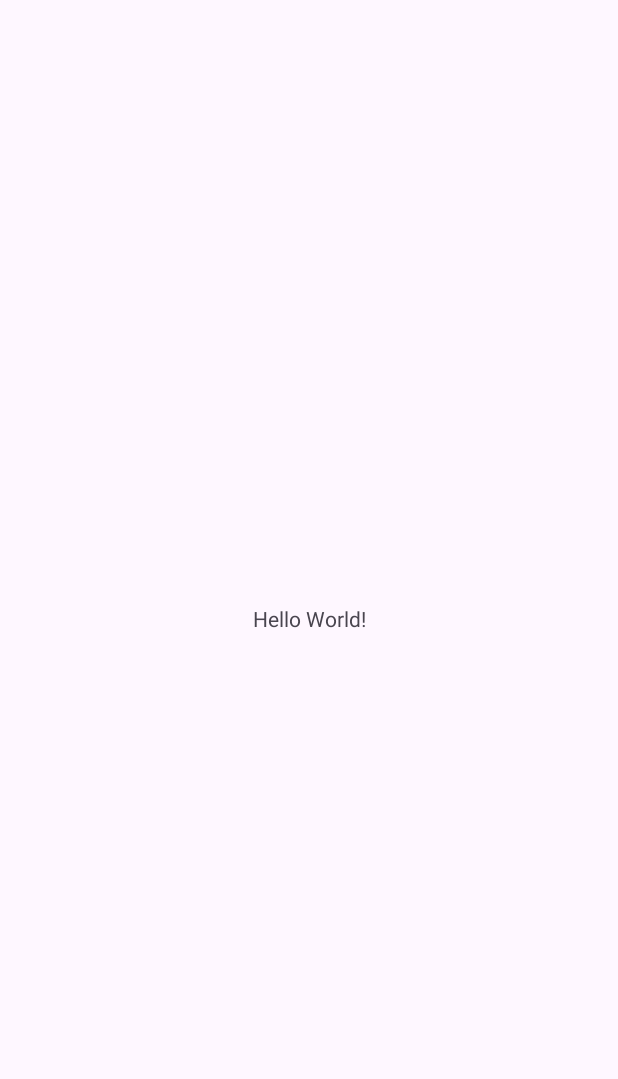
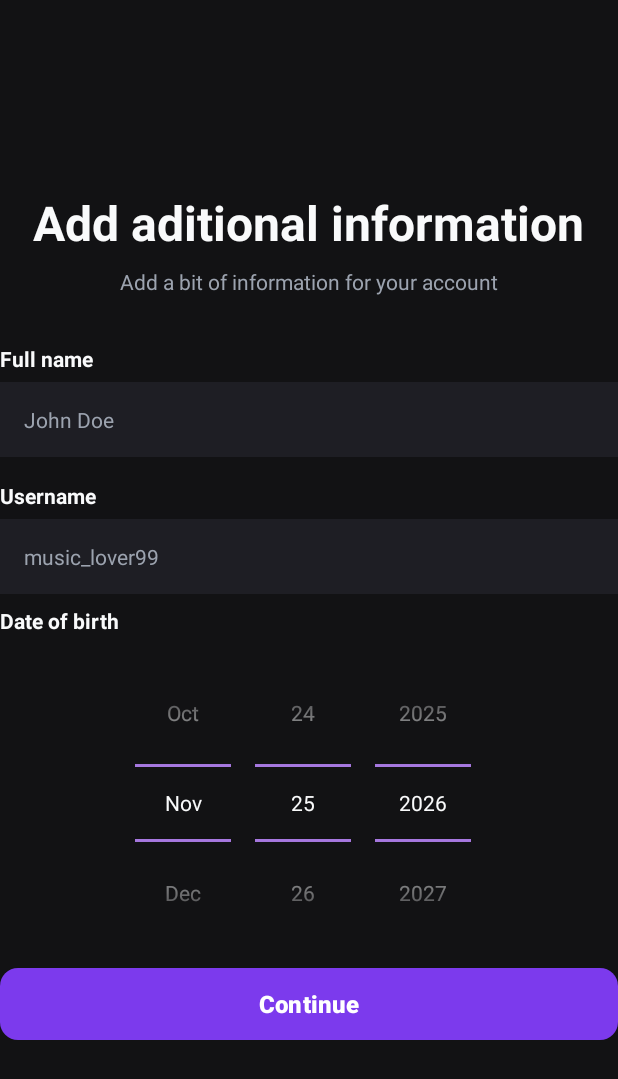
Before and after one commit to ZivL1/yudBetFinalProject, an Android app: the screen it shows after launch once a user with an empty profile is signed in (MainActivity before the commit, UserAuthNextActivity after it), on a phone screen of 412 x 824 dp. Before the commit the part shown is almost empty. Shown: the top 1079 px of the screen. Run offline under Robolectric (Android 15) with nearby library versions, the phone set to English and light mode, and no system bars; our stand-ins replace Firebase (no records; nobody signed in at launch, a user with empty details on screens opened directly).

Commit message:
finished user registration. base setup for band registration

```diff
--- a/app/src/main/java/com/katza/yudbetfinalproject/MainActivity.java
+++ b/app/src/main/java/com/katza/yudbetfinalproject/MainActivity.java
@@ -2,18 +2,29 @@ package com.katza.yudbetfinalproject;
 
 import android.content.Intent;
 import android.os.Bundle;
+import android.view.View;
+import android.widget.Button;
+import android.widget.Toast;
 
 import androidx.activity.EdgeToEdge;
+import androidx.annotation.NonNull;
 import androidx.appcompat.app.AppCompatActivity;
 import androidx.core.graphics.Insets;
 import androidx.core.view.ViewCompat;
 import androidx.core.view.WindowInsetsCompat;
 
+import com.google.android.gms.tasks.OnFailureListener;
+import com.google.android.gms.tasks.OnSuccessListener;
 import com.google.firebase.auth.FirebaseAuth;
 import com.google.firebase.auth.FirebaseUser;
+import com.google.firebase.firestore.DocumentSnapshot;
+import com.google.firebase.firestore.FirebaseFirestore;
 
 public class MainActivity extends AppCompatActivity {
     private FirebaseAuth mAuth = FirebaseAuth.getInstance();
+    private FirebaseFirestore db = FirebaseFirestore.getInstance();;
+    String USER_COLLECTION_NAME = "users";
+    Button logout;
 
     @Override
     protected void onCreate(Bundle savedInstanceState) {
@@ -25,6 +36,22 @@ public class MainActivity extends AppCompatActivity {
             v.setPadding(systemBars.left, systemBars.top, systemBars.right, systemBars.bottom);
             return insets;
         });
+
+        logout = findViewById(R.id.btnLogOut);
+        logout.setOnClickListener(new View.OnClickListener() {
+            @Override
+            public void onClick(View view) {
+                mAuth.signOut();
+                startActivity(new Intent(MainActivity.this, UserAuthActivity.class));
+                finish();
+            }
+        });
+
+    }
+
+    @Override
+    protected void onStart() {
+        super.onStart();
         checkRegister();
 
     }
@@ -37,5 +64,25 @@ public class MainActivity extends AppCompatActivity {
             finish();
             return;
         }
+        String uid = currentUser.getUid();
+        db.collection(USER_COLLECTION_NAME) // or "users"
+                .document(uid)
+                .get()
+                .addOnSuccessListener(new OnSuccessListener<DocumentSnapshot>() {
+                    @Override
+                    public void onSuccess(DocumentSnapshot documentSnapshot) {
+                        if (!documentSnapshot.exists()) {
+                            startActivity(new Intent(MainActivity.this, UserAuthNextActivity.class));
+                            finish();
+                        }
+                    }
+                })
+                .addOnFailureListener(new OnFailureListener() {
+                    @Override
+                    public void onFailure(@NonNull Exception e) {
+                        Toast.makeText(MainActivity.this, "(Failed to check user data", Toast.LENGTH_SHORT).show();
+                    }
+                });
+
     }
 }
--- /dev/null
+++ b/app/src/main/java/com/katza/yudbetfinalproject/UserAuthNextActivity.java
@@ -0,0 +1,99 @@
+package com.katza.yudbetfinalproject;
+
+import android.content.Intent;
+import android.os.Bundle;
+import android.view.View;
+import android.widget.Button;
+import android.widget.DatePicker;
+import android.widget.EditText;
+import android.widget.Toast;
+
+import androidx.activity.EdgeToEdge;
+import androidx.annotation.NonNull;
+import androidx.appcompat.app.AppCompatActivity;
+import androidx.core.graphics.Insets;
+import androidx.core.view.ViewCompat;
+import androidx.core.view.WindowInsetsCompat;
+
+import com.google.android.gms.tasks.OnFailureListener;
+import com.google.android.gms.tasks.OnSuccessListener;
+import com.google.firebase.auth.FirebaseAuth;
+import com.google.firebase.auth.FirebaseUser;
+import com.google.firebase.firestore.FirebaseFirestore;
+
+import java.util.HashMap;
+import java.util.Map;
+import java.util.Objects;
+
+public class UserAuthNextActivity extends AppCompatActivity {
+
+    Button btnFinishUserAuth;
+    EditText etUsername, etFullName;
+    DatePicker dpBirthDate;
+    private FirebaseFirestore db;
+    private FirebaseAuth mAuth;
+
+    String USER_COLLECTION_NAME = "users";
+
+    @Override
+    protected void onCreate(Bundle savedInstanceState) {
+        super.onCreate(savedInstanceState);
+        EdgeToEdge.enable(this);
+        setContentView(R.layout.activity_user_auth_next);
+        ViewCompat.setOnApplyWindowInsetsListener(findViewById(R.id.main), (v, insets) -> {
+            Insets systemBars = insets.getInsets(WindowInsetsCompat.Type.systemBars());
+            v.setPadding(systemBars.left, systemBars.top, systemBars.right, systemBars.bottom);
+            return insets;
+        });
+    btnFinishUserAuth = findViewById(R.id.btnFinishUserAuth);
+    etUsername = findViewById(R.id.etUsername);
+    etFullName = findViewById(R.id.etFullName);
+    dpBirthDate = findViewById(R.id.dpBirthDate);
+    db = FirebaseFirestore.getInstance();
+    mAuth = FirebaseAuth.getInstance();
+
+    btnFinishUserAuth.setOnClickListener(new View.OnClickListener() {
+        @Override
+        public void onClick(View view) {
+            String username = etUsername.getText().toString();
+            String fullname = etFullName.getText().toString();
+            int birthday = dpBirthDate.getDayOfMonth();
+            int birthmonth = dpBirthDate.getMonth();
+            int birthyear = dpBirthDate.getYear();
+            if(username.isEmpty()||fullname.isEmpty()){
+
+                return;
+            }
+            Map<String, Object> userMap = new HashMap<>();
+            userMap.put("username", username);
+            userMap.put("fullname", fullname);
+            userMap.put("birthday", birthday);
+            userMap.put("birthmonth",birthmonth);
+            userMap.put("birthyear",birthyear);
+            boolean isBand = false;
+            userMap.put("isBand",isBand);
+            FirebaseUser current = mAuth.getCurrentUser();
+            if(current!=null){
+                String uid = current.getUid();
+                db.collection(USER_COLLECTION_NAME).document(uid).set(userMap).addOnSuccessListener(new OnSuccessListener<Void>() {
+                    @Override
+                    public void onSuccess(Void unused) {
+                        Toast.makeText(UserAuthNextActivity.this, "Account created successfully", Toast.LENGTH_SHORT).show();
+                        startActivity(new Intent(UserAuthNextActivity.this, MainActivity.class));
+                        finish();
+                    }
+                }).addOnFailureListener(new OnFailureListener() {
+                    @Override
+                    public void onFailure(@NonNull Exception e) {
+                        Toast.makeText(UserAuthNextActivity.this, "Error try again later", Toast.LENGTH_SHORT).show();
+                    }
+                });
+
+            }
+        }
+    });
+
+    }
+
+
+}
--- a/app/src/main/res/layout/activity_main.xml
+++ b/app/src/main/res/layout/activity_main.xml
@@ -7,13 +7,10 @@
     android:layout_height="match_parent"
     tools:context=".MainActivity">
 
-    <TextView
+    <Button
         android:layout_width="wrap_content"
         android:layout_height="wrap_content"
-        android:text="Hello World!"
-        app:layout_constraintBottom_toBottomOf="parent"
-        app:layout_constraintEnd_toEndOf="parent"
-        app:layout_constraintStart_toStartOf="parent"
-        app:layout_constraintTop_toTopOf="parent" />
+        android:text="logut"
+        android:id="@+id/btnLogOut"/>
 
 </androidx.constraintlayout.widget.ConstraintLayout>
--- a/app/src/main/res/layout/activity_user_auth.xml
+++ b/app/src/main/res/layout/activity_user_auth.xml
@@ -19,7 +19,7 @@
         <TextView
             android:layout_width="wrap_content"
             android:layout_height="wrap_content"
-            android:text="Sign in or register"
+            android:text="Sign in or register - user"
             android:textColor="#F9FAFB"
             android:textSize="32sp"
             android:textStyle="bold" />
@@ -77,7 +77,6 @@
             android:textColorHint="#9CA3AF"
             android:textSize="14sp" />
 
-        <!-- Forgot Password Link -->
         <TextView
             android:id="@+id/tvAuthUserStatus"
             android:layout_width="wrap_content"
--- /dev/null
+++ b/app/src/main/res/layout/activity_user_auth_next.xml
@@ -0,0 +1,107 @@
+<?xml version="1.0" encoding="utf-8"?>
+<androidx.constraintlayout.widget.ConstraintLayout xmlns:android="http://schemas.android.com/apk/res/android"
+    xmlns:app="http://schemas.android.com/apk/res-auto"
+    xmlns:tools="http://schemas.android.com/tools"
+    android:id="@+id/main"
+    android:layout_width="match_parent"
+    android:layout_height="match_parent"
+    tools:context=".UserAuthNextActivity"
+    android:background="#121214"
+    >
+    <LinearLayout
+        android:layout_width="match_parent"
+        android:layout_height="match_parent"
+        android:gravity="center"
+        android:orientation="vertical">
+        <TextView
+            android:layout_width="wrap_content"
+            android:layout_height="wrap_content"
+            android:text="Add aditional information"
+            android:textColor="#F9FAFB"
+            android:textSize="32sp"
+            android:textStyle="bold" />
+
+        <TextView
+            android:layout_width="wrap_content"
+            android:layout_height="wrap_content"
+            android:layout_marginTop="8dp"
+            android:layout_marginBottom="32dp"
+            android:text="Add a bit of information for your account"
+            android:textColor="#9CA3AF"
+            android:textSize="14sp" />
+
+        <TextView
+            android:layout_width="match_parent"
+            android:layout_height="wrap_content"
+            android:layout_marginBottom="6dp"
+            android:text="Full name"
+            android:textColor="#F9FAFB"
+            android:textSize="14sp"
+            android:textStyle="bold" />
+
+        <EditText
+            android:id="@+id/etFullName"
+            android:layout_width="match_parent"
+            android:layout_height="50dp"
+            android:layout_marginBottom="16dp"
+            android:background="#1E1E24"
+            android:hint="John Doe"
+            android:inputType="textEmailAddress"
+            android:paddingHorizontal="16dp"
+            android:textColor="#F9FAFB"
+            android:textColorHint="#9CA3AF"
+            android:textSize="14sp" />
+
+        <TextView
+            android:layout_width="match_parent"
+            android:layout_height="wrap_content"
+            android:layout_marginBottom="6dp"
+            android:text="Username"
+            android:textColor="#F9FAFB"
+            android:textSize="14sp"
+            android:textStyle="bold" />
+
+        <EditText
+            android:id="@+id/etUsername"
+            android:layout_width="match_parent"
+            android:layout_height="50dp"
+            android:layout_marginBottom="8dp"
+            android:background="#1E1E24"
+            android:hint="music_lover99"
+            android:paddingHorizontal="16dp"
+            android:textColor="#F9FAFB"
+            android:textColorHint="#9CA3AF"
+            android:textSize="14sp" />
+        <TextView
+            android:layout_width="match_parent"
+            android:layout_height="wrap_content"
+            android:layout_marginBottom="6dp"
+            android:text="Date of birth"
+            android:textColor="#F9FAFB"
+            android:textSize="14sp"
+            android:textStyle="bold" />
+
+        <DatePicker
+            android:id="@+id/dpBirthDate"
+            android:layout_width="wrap_content"
+            android:layout_height="wrap_content"
+            android:datePickerMode="spinner"
+            android:calendarViewShown="false"
+            android:theme="@style/CustomDatePickerTheme"
+            />
+        <Button
+            android:id="@+id/btnFinishUserAuth"
+            android:layout_width="match_parent"
+            android:layout_height="56dp"
+            android:text="Continue"
+            android:textSize="16sp"
+            android:textStyle="bold"
+            app:backgroundTint="#7C3AED"
+            app:cornerRadius="12dp" />
+
+
+    </LinearLayout>
+
+
+
+</androidx.constraintlayout.widget.ConstraintLayout>
--- a/app/src/main/res/values/themes.xml
+++ b/app/src/main/res/values/themes.xml
@@ -6,4 +6,10 @@
     </style>
 
     <style name="Theme.YudBetFinalProject" parent="Base.Theme.YudBetFinalProject" />
+
+    <style name="CustomDatePickerTheme" parent="Theme.AppCompat.Light.Dialog">
+        <item name="android:textColorPrimary">#F9FAFB</item>
+
+        <item name="colorControlNormal">#BB86FC</item>
+    </style>
 </resources>
```
Also changed, not shown: app/src/main/AndroidManifest.xml (+8 -0 lines), app/src/main/java/com/katza/yudbetfinalproject/BandAuthActivity.java (added, +27 -0 lines), app/src/main/java/com/katza/yudbetfinalproject/UserAuthActivity.java (+8 -1 lines), app/src/main/res/layout/activity_band_auth.xml (added, +137 -0 lines).
